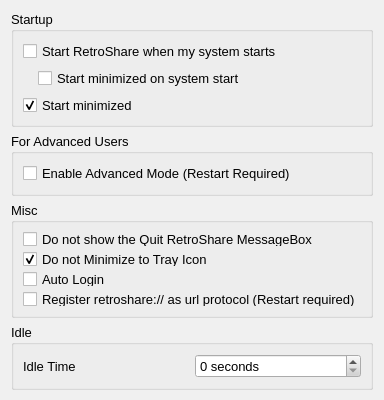
Above: retroshare-gui/src/gui/settings/GeneralPage.ui from RetroShare/RetroShare before the change. Below: the same form after it.
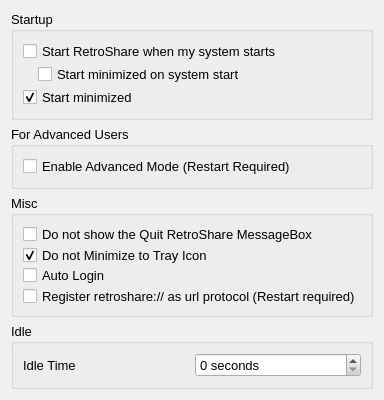
That is the form after the change.

Commit message: Fixed layout in GeneralPage under Windows (there are three additional checkboxes).

```diff
--- a/retroshare-gui/src/gui/settings/GeneralPage.ui
+++ b/retroshare-gui/src/gui/settings/GeneralPage.ui
@@ -6,7 +6,7 @@
    <rect>
     <x>0</x>
     <y>0</y>
-    <width>362</width>
+    <width>373</width>
     <height>400</height>
    </rect>
   </property>
@@ -506,6 +506,9 @@
       <string>Startup</string>
      </property>
      <layout class="QGridLayout" name="gridLayout_3">
+      <property name="verticalSpacing">
+       <number>2</number>
+      </property>
       <item row="0" column="0">
        <widget class="QCheckBox" name="chkRunRetroshareAtSystemStartup">
         <property name="text">
@@ -559,6 +562,9 @@
       <string>For Advanced Users </string>
      </property>
      <layout class="QGridLayout" name="gridLayout_2">
+      <property name="verticalSpacing">
+       <number>2</number>
+      </property>
       <item row="0" column="0">
        <widget class="QCheckBox" name="checkAdvanced">
         <property name="text">
@@ -575,6 +581,9 @@
       <string>Misc</string>
      </property>
      <layout class="QGridLayout" name="gridLayout">
+      <property name="verticalSpacing">
+       <number>2</number>
+      </property>
       <item row="0" column="0">
        <widget class="QCheckBox" name="checkQuit">
         <property name="text">
```
